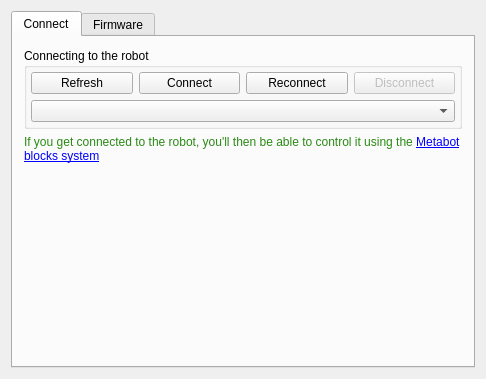
Old version of the form MainWindow.ui in the repository Rhoban/MetabotManager.
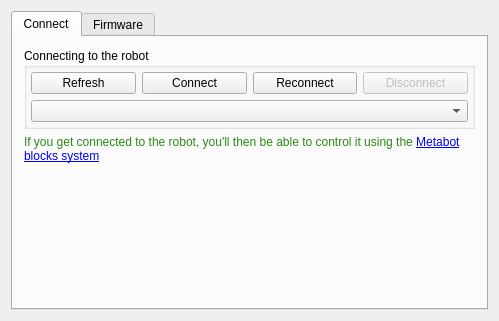
New version of the form. Icons and pictures are not drawn.

The edit to the form file:
```diff
--- a/MainWindow.ui
+++ b/MainWindow.ui
@@ -6,8 +6,8 @@
    <rect>
     <x>0</x>
     <y>0</y>
-    <width>486</width>
-    <height>379</height>
+    <width>499</width>
+    <height>321</height>
    </rect>
   </property>
   <property name="sizePolicy">
```
